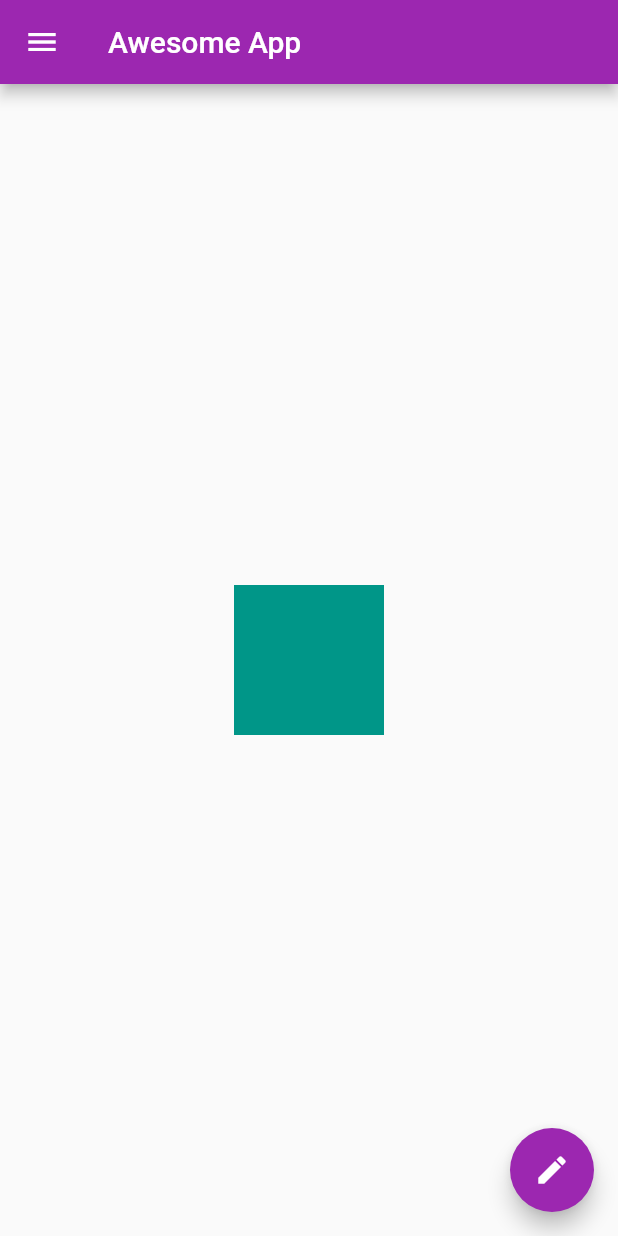
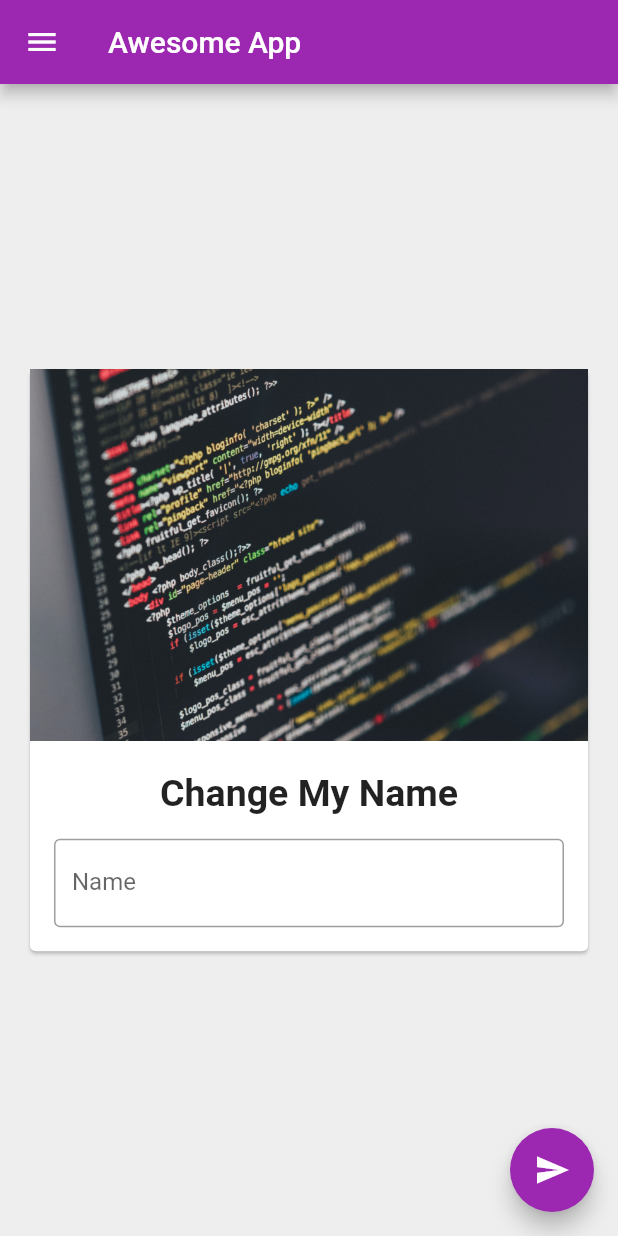
Before and after one commit to sybergeek/learning-flutter, a Flutter app: the screen it shows after launch, on a phone screen of 412 x 824 dp. Run offline on Flutter 3.47's test engine with Material 2 defaults, Android fonts, the phone set to English and light mode, and no system bars.

Commit message:
learn StatefulWidget TextField ScrollView

```diff
--- a/awesome_app/lib/main.dart
+++ b/awesome_app/lib/main.dart
@@ -10,18 +10,66 @@ void main() {
   ));
 }
 
-class HomePage extends StatelessWidget {
+class HomePage extends StatefulWidget {
+  @override
+  _HomePageState createState() => _HomePageState();
+}
+
+class _HomePageState extends State<HomePage> {
+  var myText = "Change My Name";
+  TextEditingController _nameController = TextEditingController();
+
+  @override
+  void initState() {
+    // TODO: implement initState
+    super.initState();
+  }
+
+  @override
+  void dispose() {
+    // TODO: implement dispose
+    super.dispose();
+  }
+
   @override
   Widget build(BuildContext context) {
     return Scaffold(
+      backgroundColor: Colors.grey[200],
       appBar: AppBar(
         title: Text("Awesome App"),
       ),
       body: Center(
-        child: Container(
-          color: Colors.teal,
-          height: 100,
-          width: 100,
+        child: Padding(
+          padding: const EdgeInsets.all(16.0),
+          child: SingleChildScrollView(
+            child: Card(
+              child: Column(
+                children: <Widget>[
+                  Image.asset(
+                    "assets/coding.jpg",
+                  ),
+                  SizedBox(
+                    height: 20,
+                  ),
+                  Text(
+                    myText,
+                    style: TextStyle(fontSize: 25, fontWeight: FontWeight.bold),
+                  ),
+                  Padding(
+                    padding: const EdgeInsets.all(16.0),
+                    child: TextField(
+                      controller: _nameController,
+                      decoration: InputDecoration(
+                        border: OutlineInputBorder(),
+                        hintText: "Enter some text",
+                        labelText: "Name",
+                      ),
+                    ),
+                  )
+                ],
+              ),
+            ),
+          ),
         ),
       ),
       drawer: Drawer(
@@ -32,8 +80,7 @@ class HomePage extends StatelessWidget {
               accountName: Text("Abhishek Sen"),
               accountEmail: Text("sybergeek@gmail.com"),
               currentAccountPicture: CircleAvatar(
-                backgroundImage: NetworkImage(
-                    "https://images.unsplash.com/photo-1438761681033-6461ffad8d80?ixlib=rb-1.2.1&ixid=eyJhcHBfaWQiOjEyMDd9&auto=format&fit=crop&w=750&q=80"),
+                backgroundImage: AssetImage("assets/person.jpg"),
               ),
             ),
             ListTile(
@@ -53,8 +100,11 @@ class HomePage extends StatelessWidget {
         ),
       ),
       floatingActionButton: FloatingActionButton(
-        onPressed: () {},
-        child: Icon(Icons.edit),
+        onPressed: () {
+          myText = _nameController.text;
+          setState(() {});
+        },
+        child: Icon(Icons.send),
       ),
     );
   }
--- a/awesome_app/pubspec.yaml
+++ b/awesome_app/pubspec.yaml
@@ -45,9 +45,8 @@ flutter:
   uses-material-design: true
 
   # To add assets to your application, add an assets section, like this:
-  # assets:
-  #   - images/a_dot_burr.jpeg
-  #   - images/a_dot_ham.jpeg
+  assets:
+    - assets/
 
   # An image asset can refer to one or more resolution-specific "variants", see
   # https://flutter.dev/assets-and-images/#resolution-aware.
```
Also changed, not shown: awesome_app/assets/coding.jpg (added), awesome_app/assets/person.jpg (added), 1 other file.
